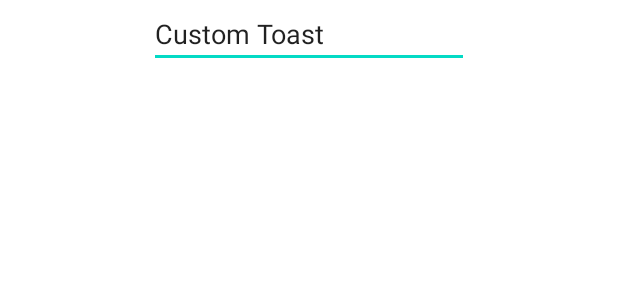
After one commit to Ayushj045/Tutorial, an Android app: the layout custom_toast.xml on its own in the app's theme, with its tools: preview values and no code run, on a phone screen of 412 x 824 dp. The commit adds this screen. Shown: the top 300 px of the screen. Run offline under Robolectric (Android 15) with nearby library versions, the phone set to English and light mode, and no system bars.

Commit message:
Something happened I did related to toast

```diff
--- a/app/src/main/java/dev/danascape/tutorial/MainActivity.kt
+++ b/app/src/main/java/dev/danascape/tutorial/MainActivity.kt
@@ -1,8 +1,8 @@
 package dev.danascape.tutorial
 
 import android.os.Bundle
-import android.widget.Button
-import android.widget.Toast
+import android.text.Layout
+import android.widget.*
 import androidx.appcompat.app.AppCompatActivity
 
 class MainActivity : AppCompatActivity() {
@@ -13,7 +13,12 @@ class MainActivity : AppCompatActivity() {
         val btnShowToast = findViewById<Button>(R.id.btnShowToast)
 
         btnShowToast.setOnLongClickListener {
-            Toast.makeText(this, "This is a toast", Toast.LENGTH_LONG).show()
+//            Toast(this).apply {
+//                duration = Toast.LENGTH_LONG
+//                val clToast = findViewById<Layout>(R.id.clToast)
+//                view = layoutInflater.inflate(R.layout.custom_toast, clToast)
+//            }
+            Toast.makeText(applicationContext, "This is a toast", Toast.LENGTH_SHORT).show()
             true
         }
     }
--- /dev/null
+++ b/app/src/main/res/layout/custom_toast.xml
@@ -0,0 +1,19 @@
+<?xml version="1.0" encoding="utf-8"?>
+<androidx.constraintlayout.widget.ConstraintLayout xmlns:android="http://schemas.android.com/apk/res/android"
+    xmlns:app="http://schemas.android.com/apk/res-auto"
+    xmlns:tools="http://schemas.android.com/tools"
+    android:id="@+id/clToast"
+    android:layout_width="match_parent"
+    android:layout_height="match_parent">
+
+    <EditText
+        android:id="@+id/customToast"
+        android:layout_width="wrap_content"
+        android:layout_height="wrap_content"
+        android:ems="10"
+        android:inputType="textPersonName"
+        android:text="Custom Toast"
+        app:layout_constraintEnd_toEndOf="parent"
+        app:layout_constraintStart_toStartOf="parent"
+        app:layout_constraintTop_toTopOf="parent" />
+</androidx.constraintlayout.widget.ConstraintLayout>
```
